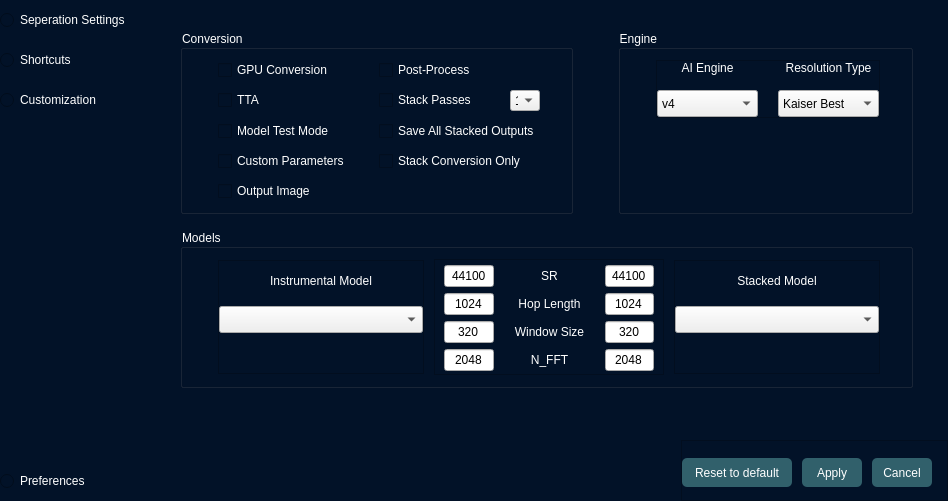
The window that src/resources/ui_files/settingswindow.ui (Anjok07/ultimatevocalremovergui) describes before a commit, drawn with Qt 5.
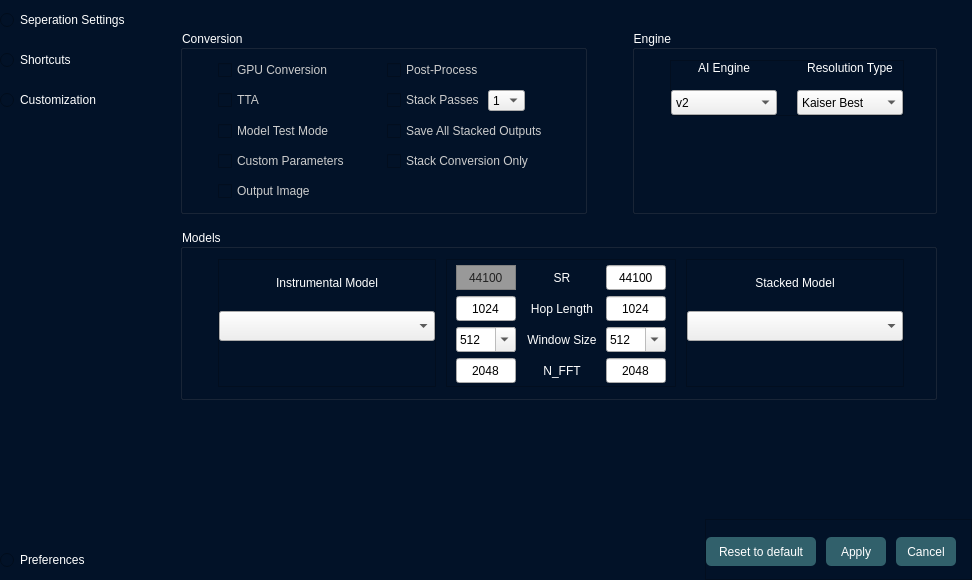
The same window after the commit. The open tabs and pages were chosen to show the change.

Patch:
```diff
--- a/src/resources/ui_files/settingswindow.ui
+++ b/src/resources/ui_files/settingswindow.ui
@@ -2,12 +2,15 @@
 <ui version="4.0">
  <class>SettingsWindow</class>
  <widget class="QWidget" name="SettingsWindow">
+  <property name="enabled">
+   <bool>true</bool>
+  </property>
   <property name="geometry">
    <rect>
     <x>0</x>
     <y>0</y>
-    <width>948</width>
-    <height>501</height>
+    <width>972</width>
+    <height>580</height>
    </rect>
   </property>
   <property name="windowTitle">
@@ -30,8 +33,13 @@
 	color: rgb(0, 0, 0);
 	background-color: none;
 }
-QLineEdit:disabled, QComboBox:disabled, QCheckBox:disabled {
-	color: rgb(60, 60, 60);
+QCheckBox {
+	color: #CCC;
+}
+QLineEdit:disabled {
+	color: #222;
+	border: 1px solid gray;
+	background-color: #999;
 }
 QComboBox QAbstractItemView {
     border: 2px solid rgb(49, 96, 107);
@@ -99,8 +107,7 @@
 QRadioButton[menu=&quot;true&quot;]::checked,
 QRadioButton[menu=&quot;true&quot;]::indicator::checked {
     background-color: rgb(2, 18, 40);
-}
-</string>
+}</string>
   </property>
   <layout class="QHBoxLayout" name="horizontalLayout" stretch="0,0">
    <property name="spacing">
@@ -303,7 +310,7 @@
        <number>0</number>
       </property>
       <item>
-       <widget class="QStackedWidget" name="stackedWidget_11">
+       <widget class="QStackedWidget" name="stackedWidget">
         <property name="frameShape">
          <enum>QFrame::NoFrame</enum>
         </property>
@@ -314,7 +321,7 @@
          <number>0</number>
         </property>
         <property name="currentIndex">
-         <number>3</number>
+         <number>0</number>
         </property>
         <widget class="QWidget" name="page_seperationSettings">
          <property name="styleSheet">
@@ -367,8 +374,8 @@
               <rect>
                <x>0</x>
                <y>0</y>
-               <width>768</width>
-               <height>440</height>
+               <width>792</width>
+               <height>519</height>
               </rect>
              </property>
              <property name="sizePolicy">
@@ -470,7 +477,7 @@
                       <property name="titleText" stdset="0">
                        <bool>true</bool>
                       </property>
-                      <layout class="QGridLayout" name="gridLayout">
+                      <layout class="QGridLayout" name="gridLayout" columnminimumwidth="0,167">
                        <property name="leftMargin">
                         <number>35</number>
                        </property>
@@ -503,8 +510,14 @@
                          </property>
                         </widget>
                        </item>
-                       <item row="1" column="1">
+                       <item row="1" column="1" alignment="Qt::AlignLeft">
                         <widget class="QFrame" name="frame_10">
+                         <property name="minimumSize">
+                          <size>
+                           <width>135</width>
+                           <height>21</height>
+                          </size>
+                         </property>
                          <property name="frameShape">
                           <enum>QFrame::NoFrame</enum>
                          </property>
@@ -514,7 +527,7 @@
                          <property name="lineWidth">
                           <number>0</number>
                          </property>
-                         <layout class="QHBoxLayout" name="horizontalLayout_3">
+                         <layout class="QHBoxLayout" name="horizontalLayout_3" stretch="0,0">
                           <property name="spacing">
                            <number>3</number>
                           </property>
@@ -530,8 +543,14 @@
                           <property name="bottomMargin">
                            <number>0</number>
                           </property>
-                          <item>
+                          <item alignment="Qt::AlignLeft">
                            <widget class="QCheckBox" name="checkBox_stackPasses">
+                            <property name="maximumSize">
+                             <size>
+                              <width>16777215</width>
+                              <height>16777215</height>
+                             </size>
+                            </property>
                             <property name="text">
                              <string>Stack Passes</string>
                             </property>
@@ -545,38 +564,67 @@
                               <verstretch>0</verstretch>
                              </sizepolicy>
                             </property>
+                            <property name="minimumSize">
+                             <size>
+                              <width>0</width>
+                              <height>0</height>
+                             </size>
+                            </property>
                             <property name="maximumSize">
                              <size>
-                              <width>30</width>
+                              <width>45</width>
                               <height>21</height>
                              </size>
                             </property>
-                            <property name="sizeAdjustPolicy">
-                             <enum>QComboBox::AdjustToContents</enum>
+                            <property name="currentText">
+                             <string notr="true">1</string>
                             </property>
+                            <property name="maxVisibleItems">
+                             <number>4</number>
+                            </property>
                             <item>
                              <property name="text">
-                              <string>1</string>
+                              <string notr="true">1</string>
                              </property>
                             </item>
                             <item>
                              <property name="text">
-                              <string>2</string>
+                              <string notr="true">2</string>
                              </property>
                             </item>
                             <item>
                              <property name="text">
-                              <string>3</string>
+                              <string notr="true">3</string>
                              </property>
                             </item>
                             <item>
                              <property name="text">
-                              <string>4</string>
+                              <string notr="true">4</string>
                              </property>
                             </item>
                             <item>
                              <property name="text">
-                              <string>5</string>
+                              <string notr="true">5</string>
+                             </property>
+                            </item>
+                            <item>
+                             <property name="text">
+                              <string notr="true">6</string>
+                             </property>
+                            </item>
+                            <item>
+                             <property name="text">
+                              <string notr="true">7</string>
+                             </property>
+                            </item>
+                            <item>
+                             <property name="text">
+                              <string notr="true">8</string>
+                             </property>
+                            </item>
+                            <item>
+                             <property name="text">
+                              <string notr="true">9</string>
                              </property>
                             </item>
                            </widget>
@@ -593,6 +641,9 @@
                        </item>
                        <item row="3" column="1">
                         <widget class="QCheckBox" name="checkBox_stackOnly">
+                         <property name="enabled">
+                          <bool>true</bool>
+                         </property>
                          <property name="text">
                           <string>Stack Conversion Only</string>
                          </property>
@@ -600,6 +651,9 @@
                        </item>
                        <item row="4" column="0">
                         <widget class="QCheckBox" name="checkBox_outputImage">
+                         <property name="toolTip">
+                          <string>Save spectogram of seperated music files</string>
+                         </property>
                          <property name="text">
                           <string>Output Image</string>
                          </property>
@@ -716,17 +770,17 @@
                             <property name="minimumSize">
                              <size>
                               <width>0</width>
-                              <height>27</height>
+                              <height>25</height>
                              </size>
                             </property>
                             <item>
                              <property name="text">
-                              <string comment="test" extracomment="a">v4</string>
+                              <string notr="true">v2</string>
                              </property>
                             </item>
                             <item>
                              <property name="text">
-                              <string>v2</string>
+                              <string notr="true">v4</string>
                              </property>
                             </item>
                            </widget>
@@ -736,22 +790,22 @@
                             <property name="minimumSize">
                              <size>
                               <width>0</width>
-                              <height>27</height>
+                              <height>25</height>
                              </size>
                             </property>
                             <item>
                              <property name="text">
-                              <string>Kaiser Best</string>
+                              <string notr="true">Kaiser Best</string>
                              </property>
                             </item>
                             <item>
                              <property name="text">
-                              <string>Kaiser Fast</string>
+                              <string notr="true">Kaiser Fast</string>
                              </property>
                             </item>
                             <item>
                              <property name="text">
-                              <string>Scipy</string>
+                              <string notr="true">Scipy</string>
                              </property>
                             </item>
                            </widget>
@@ -795,7 +849,7 @@
                    <property name="titleText" stdset="0">
                     <bool>true</bool>
                    </property>
-                   <layout class="QHBoxLayout" name="horizontalLayout_2">
+                   <layout class="QHBoxLayout" name="horizontalLayout_2" stretch="1,0,1">
                     <property name="spacing">
                      <number>10</number>
                     </property>
@@ -811,8 +865,8 @@
                     <property name="bottomMargin">
                      <number>10</number>
                     </property>
-                    <item alignment="Qt::AlignVCenter">
-                     <widget class="QFrame" name="frame_8">
+                    <item>
+                     <widget class="QFrame" name="frame_instrumentalComboBox">
                       <property name="frameShape">
                        <enum>QFrame::StyledPanel</enum>
                       </property>
@@ -858,11 +912,11 @@
                         </widget>
                        </item>
                        <item>
-                        <widget class="QComboBox" name="comboBox_resType_3">
+                        <widget class="QComboBox" name="comboBox_instrumental">
                          <property name="minimumSize">
                           <size>
                            <width>0</width>
-                           <height>27</height>
+                           <height>25</height>
                           </size>
                          </property>
                          <property name="maximumSize">
@@ -875,17 +929,20 @@
                           <bool>false</bool>
                          </property>
                          <property name="currentText">
-                          <string/>
+                          <string notr="true"/>
                          </property>
                          <property name="maxVisibleItems">
-                          <number>10</number>
+                          <number>5</number>
+                         </property>
+                         <property name="sizeAdjustPolicy">
+                          <enum>QComboBox::AdjustToMinimumContentsLengthWithIcon</enum>
                          </property>
                         </widget>
                        </item>
                       </layout>
                      </widget>
                     </item>
-                    <item>
+                    <item alignment="Qt::AlignLeft">
                      <widget class="QFrame" name="frame_constants">
                       <property name="sizePolicy">
                        <sizepolicy hsizetype="Maximum" vsizetype="Preferred">
@@ -895,7 +952,7 @@
                       </property>
                       <property name="minimumSize">
                        <size>
-                        <width>230</width>
+                        <width>0</width>
                         <height>0</height>
                        </size>
                       </property>
@@ -911,15 +968,156 @@
                       <property name="frameShadow">
                        <enum>QFrame::Raised</enum>
                       </property>
-                      <layout class="QGridLayout" name="gridLayout_5" columnstretch="1,2,1">
+                      <layout class="QGridLayout" name="gridLayout_5" columnstretch="1,0,0">
                        <property name="topMargin">
                         <number>5</number>
                        </property>
                        <property name="bottomMargin">
                         <number>3</number>
                        </property>
+                       <item row="2" column="2">
+                        <widget class="QComboBox" name="comboBox_winSize_stacked">
+                         <property name="minimumSize">
+                          <size>
+                           <width>0</width>
+                           <height>25</height>
+                          </size>
+                         </property>
+                         <property name="maximumSize">
+                          <size>
+                           <width>60</width>
+                           <height>25</height>
+                          </size>
+                         </property>
+                         <property name="editable">
+                          <bool>true</bool>
+                         </property>
+                         <property name="currentText">
+                          <string notr="true">512</string>
+                         </property>
+                         <property name="currentIndex">
+                          <number>2</number>
+                         </property>
+                         <property name="canEdit" stdset="0">
+                          <bool>true</bool>
+                         </property>
+                         <item>
+                          <property name="text">
+                           <string>272</string>
+                          </property>
+                         </item>
+                         <item>
+                          <property name="text">
+                           <string>320</string>
+                          </property>
+                         </item>
+                         <item>
+                          <property name="text">
+                           <string>512</string>
+                          </property>
+                         </item>
+                         <item>
+                          <property name="text">
+                           <string>1024</string>
+                          </property>
+                         </item>
+                        </widget>
+                       </item>
+                       <item row="1" column="1">
+                        <widget class="QLabel" name="label_hopLength">
+                         <property name="minimumSize">
+                          <size>
+                           <width>80</width>
+                           <height>0</height>
+                          </size>
+                         </property>
+                         <property name="maximumSize">
+                          <size>
+                           <width>80</width>
+                           <height>16777215</height>
+                          </size>
+                         </property>
+                         <property name="text">
+                          <string>Hop Length</string>
+                         </property>
+                         <property name="alignment">
+                          <set>Qt::AlignCenter</set>
+                         </property>
+                        </widget>
+                       </item>
+                       <item row="1" column="2">
+                        <widget class="QLineEdit" name="lineEdit_hopLength_stacked">
+                         <property name="minimumSize">
+                          <size>
+                           <width>60</width>
+                           <height>25</height>
+                          </size>
+                         </property>
+                         <property name="maximumSize">
+                          <size>
+                           <width>60</width>
+                           <height>25</height>
+                          </size>
+                         </property>
+                         <property name="text">
+                          <string notr="true">1024</string>
+                         </property>
+                         <property name="alignment">
+                          <set>Qt::AlignCenter</set>
+                         </property>
+                         <property name="dragEnabled">
+                          <bool>false</bool>
+                         </property>
+                         <property name="readOnly">
+                          <bool>false</bool>
+                         </property>
+                        </widget>
+                       </item>
+                       <item row="4" column="2">
+                        <widget class="QLineEdit" name="lineEdit_nfft_stacked">
+                         <property name="minimumSize">
+                          <size>
+                           <width>60</width>
+                           <height>25</height>
+                          </size>
+                         </property>
+                         <property name="maximumSize">
+                          <size>
+                           <width>60</width>
+                           <height>25</height>
+                          </size>
+                         </property>
+                         <property name="text">
+                          <string notr="true">2048</string>
+                         </property>
+                         <property name="alignment">
+                          <set>Qt::AlignCenter</set>
+                         </property>
+                         <property name="dragEnabled">
+                          <bool>false</bool>
+                         </property>
+                         <property name="readOnly">
+                          <bool>false</bool>
+                         </property>
+                        </widget>
+                       </item>
                        <item row="0" column="1">
                         <widget class="QLabel" name="label_sr">
+                         <property name="minimumSize">
+                          <size>
+                           <width>80</width>
+                           <height>0</height>
+                          </size>
+                         </property>
+                         <property name="maximumSize">
+                          <size>
+                           <width>80</width>
+                           <height>16777215</height>
+                          </size>
+                         </property>
+                         <property name="toolTip">
+                          <string>Sampling Rate</string>
+                         </property>
                          <property name="text">
                           <string>SR</string>
                          </property>
@@ -928,18 +1126,20 @@
                          </property>
                         </widget>
                        </item>
-                       <item row="5" column="1">
-                        <widget class="QLabel" name="label_nfft">
-                         <property name="text">
-                          <string>N_FFT</string>
-                         </property>
-                         <property name="alignment">
-                          <set>Qt::AlignCenter</set>
-                         </property>
-                        </widget>
-                       </item>
-                       <item row="4" column="1">
+                       <item row="2" column="1">
                         <widget class="QLabel" name="label_winSize">
+                         <property name="minimumSize">
+                          <size>
+                           <width>80</width>
+                           <height>0</height>
+                          </size>
+                         </property>
+                         <property name="maximumSize">
+                          <size>
+                           <width>80</width>
+                           <height>16777215</height>
+                          </size>
+                         </property>
                          <property name="text">
                           <string>Window Size</string>
                          </property>
@@ -948,30 +1148,22 @@
                          </property>
                         </widget>
                        </item>
-                       <item row="2" column="1">
-                        <widget class="QLabel" name="label_hopLength">
-                         <property name="text">
-                          <string>Hop Length</string>
+                       <item row="4" column="1">
+                        <widget class="QLabel" name="label_nfft">
+                         <property name="minimumSize">
+                          <size>
+                           <width>80</width>
+                           <height>0</height>
+                          </size>
                          </property>
-                         <property name="alignment">
-                          <set>Qt::AlignCenter</set>
+                         <property name="maximumSize">
+                          <size>
+                           <width>80</width>
+                           <height>16777215</height>
+                          </size>
                          </property>
-                        </widget>
-                       </item>
-                       <item row="5" column="0">
-                        <widget class="QLineEdit" name="lineEdit_instr_nfft">
                          <property name="text">
-                          <string>2048</string>
-                         </property>
-                         <property name="alignment">
-                          <set>Qt::AlignCenter</set>
-                         </property>
-                        </widget>
-                       </item>
-                       <item row="4" column="0">
-                        <widget class="QLineEdit" name="lineEdit_instr_winSize">
-                         <property name="text">
-                          <string>320</string>
+                          <string>N_FFT</string>
                          </property>
                          <property name="alignment">
                           <set>Qt::AlignCenter</set>
@@ -979,25 +1171,21 @@
                         </widget>
                        </item>
                        <item row="0" column="2">
-                        <widget class="QLineEdit" name="lineEdit_stack_sr">
-                         <property name="text">
-                          <string>44100</string>
+                        <widget class="QLineEdit" name="lineEdit_sr_stacked">
+                         <property name="minimumSize">
+                          <size>
+                           <width>60</width>
+                           <height>25</height>
+                          </size>
                          </property>
-                         <property name="alignment">
-                          <set>Qt::AlignCenter</set>
+                         <property name="maximumSize">
+                          <size>
+                           <width>60</width>
+                           <height>25</height>
+                          </size>
                          </property>
-                         <property name="dragEnabled">
-                          <bool>false</bool>
-                         </property>
-                         <property name="readOnly">
-                          <bool>false</bool>
-                         </property>
-                        </widget>
-                       </item>
-                       <item row="4" column="2">
-                        <widget class="QLineEdit" name="lineEdit_stack_winSize">
                          <property name="text">
-                          <string>320</string>
+                          <string notr="true">44100</string>
                          </property>
                          <property name="alignment">
                           <set>Qt::AlignCenter</set>
@@ -1010,52 +1198,25 @@
                          </property>
                         </widget>
                        </item>
-                       <item row="2" column="2">
-                        <widget class="QLineEdit" name="lineEdit_stack_hopLength">
-                         <property name="text">
-                          <string>1024</string>
-                         </property>
-                         <property name="alignment">
-                          <set>Qt::AlignCenter</set>
-                         </property>
-                         <property name="dragEnabled">
-                          <bool>false</bool>
-                         </property>
-                         <property name="readOnly">
-                          <bool>false</bool>
-                         </property>
-                        </widget>
-                       </item>
-                       <item row="5" column="2">
-                        <widget class="QLineEdit" name="lineEdit_stack_nfft">
-                         <property name="text">
-                          <string>2048</string>
-                         </property>
-                         <property name="alignment">
-                          <set>Qt::AlignCenter</set>
-                         </property>
-                         <property name="dragEnabled">
-                          <bool>false</bool>
-                         </property>
-                         <property name="readOnly">
-                          <bool>false</bool>
-                         </property>
-                        </widget>
-                       </item>
-                       <item row="2" column="0">
-                        <widget class="QLineEdit" name="lineEdit_instr_hopLength">
-                         <property name="text">
-                          <string>1024</string>
-                         </property>
-                         <property name="alignment">
-                          <set>Qt::AlignCenter</set>
-                         </property>
-                        </widget>
-                       </item>
                        <item row="0" column="0">
-                        <widget class="QLineEdit" name="lineEdit_instr_sr">
+                        <widget class="QLineEdit" name="lineEdit_sr">
+                         <property name="enabled">
+                          <bool>false</bool>
+                         </property>
+                         <property name="minimumSize">
+                          <size>
+                           <width>60</width>
+                           <height>25</height>
+                          </size>
+                         </property>
+                         <property name="maximumSize">
+                          <size>
+                           <width>60</width>
+                           <height>25</height>
+                          </size>
+                         </property>
                          <property name="text">
-                          <string>44100</string>
+                          <string notr="true">44100</string>
                          </property>
                          <property name="alignment">
                           <set>Qt::AlignCenter</set>
@@ -1068,11 +1229,103 @@
                          </property>
                         </widget>
                        </item>
+                       <item row="1" column="0">
+                        <widget class="QLineEdit" name="lineEdit_hopLength">
+                         <property name="minimumSize">
+                          <size>
+                           <width>60</width>
+                           <height>25</height>
+                          </size>
+                         </property>
+                         <property name="maximumSize">
+                          <size>
+                           <width>60</width>
+                           <height>25</height>
+                          </size>
+                         </property>
+                         <property name="text">
+                          <string notr="true">1024</string>
+                         </property>
+                         <property name="alignment">
+                          <set>Qt::AlignCenter</set>
+                         </property>
+                        </widget>
+                       </item>
+                       <item row="2" column="0">
+                        <widget class="QComboBox" name="comboBox_winSize">
+                         <property name="minimumSize">
+                          <size>
+                           <width>0</width>
+                           <height>25</height>
+                          </size>
+                         </property>
+                         <property name="maximumSize">
+                          <size>
+                           <width>60</width>
+                           <height>25</height>
+                          </size>
+                         </property>
+                         <property name="editable">
+                          <bool>true</bool>
+                         </property>
+                         <property name="currentText">
+                          <string notr="true">512</string>
+                         </property>
+                         <property name="currentIndex">
+                          <number>2</number>
+                         </property>
+                         <property name="canEdit" stdset="0">
+                          <bool>true</bool>
+                         </property>
+                         <item>
+                          <property name="text">
+                           <string>272</string>
+                          </property>
+                         </item>
+                         <item>
+                          <property name="text">
+                           <string>320</string>
+                          </property>
+                         </item>
+                         <item>
+                          <property name="text">
+                           <string>512</string>
+                          </property>
+                         </item>
+                         <item>
+                          <property name="text">
+                           <string>1024</string>
+                          </property>
+                         </item>
+                        </widget>
+                       </item>
+                       <item row="4" column="0">
+                        <widget class="QLineEdit" name="lineEdit_nfft">
+                         <property name="minimumSize">
+                          <size>
+                           <width>60</width>
+                           <height>25</height>
+                          </size>
+                         </property>
+                         <property name="maximumSize">
+                          <size>
+                           <width>60</width>
+                           <height>25</height>
+                          </size>
+                         </property>
+                         <property name="text">
+                          <string notr="true">2048</string>
+                         </property>
+                         <property name="alignment">
+                          <set>Qt::AlignCenter</set>
+                         </property>
+                        </widget>
+                       </item>
                       </layout>
                      </widget>
                     </item>
-                    <item alignment="Qt::AlignVCenter">
-                     <widget class="QFrame" name="frame_9">
+                    <item>
+                     <widget class="QFrame" name="frame_stackComboBox">
                       <property name="frameShape">
                        <enum>QFrame::StyledPanel</enum>
                       </property>
@@ -1118,11 +1371,14 @@
                         </widget>
                        </item>
                        <item>
-                        <widget class="QComboBox" name="comboBox_resType_5">
+                        <widget class="QComboBox" name="comboBox_stacked">
+                         <property name="enabled">
+                          <bool>true</bool>
+                         </property>
                          <property name="minimumSize">
                           <size>
                            <width>0</width>
-                           <height>27</height>
+                           <height>25</height>
                           </size>
                          </property>
                          <property name="maximumSize">
@@ -1135,10 +1391,13 @@
                           <bool>false</bool>
                          </property>
                          <property name="currentText">
-                          <string/>
+                          <string notr="true"/>
                          </property>
                          <property name="maxVisibleItems">
-                          <number>10</number>
+                          <number>5</number>
+                         </property>
+                         <property name="sizeAdjustPolicy">
+                          <enum>QComboBox::AdjustToMinimumContentsLengthWithIcon</enum>
                          </property>
                         </widget>
                        </item>
@@ -1270,8 +1529,8 @@
               <rect>
                <x>0</x>
                <y>0</y>
-               <width>768</width>
-               <height>440</height>
+               <width>98</width>
+               <height>40</height>
               </rect>
              </property>
              <property name="styleSheet">
@@ -1350,8 +1609,8 @@
               <rect>
                <x>0</x>
                <y>0</y>
-               <width>768</width>
-               <height>440</height>
+               <width>600</width>
+               <height>371</height>
               </rect>
              </property>
              <property name="minimumSize">
@@ -1549,7 +1808,7 @@
                                   <property name="minimumSize">
                                    <size>
                                     <width>0</width>
-                                    <height>27</height>
+                                    <height>25</height>
                                    </size>
                                   </property>
                                   <item>
@@ -1601,24 +1860,71 @@
                            </widget>
                           </item>
                           <item>
-                           <widget class="QCheckBox" name="checkBox_notifyUpdates">
-                            <property name="text">
-                             <string>Notify me of updates</string>
+                           <widget class="QFrame" name="frame_8">
+                            <property name="frameShape">
+                             <enum>QFrame::NoFrame</enum>
                             </property>
-                           </widget>
-                          </item>
-                          <item>
-                           <widget class="QCheckBox" name="checkBox_enableShortcuts">
-                            <property name="text">
-                             <string>Enable Shortcuts</string>
+                            <property name="frameShadow">
+                             <enum>QFrame::Raised</enum>
                             </property>
-                           </widget>
-                          </item>
-                          <item>
-                           <widget class="QCheckBox" name="checkBox_disableAnimations">
-                            <property name="text">
-                             <string>Disable Animations</string>
+                            <property name="lineWidth">
+                             <number>0</number>
                             </property>
+                            <layout class="QGridLayout" name="gridLayout_4" columnstretch="0,0">
+                             <property name="leftMargin">
+                              <number>0</number>
+                             </property>
+                             <property name="topMargin">
+                              <number>5</number>
+                             </property>
+                             <property name="rightMargin">
+                              <number>0</number>
+                             </property>
+                             <property name="bottomMargin">
+                              <number>0</number>
+                             </property>
+                             <property name="horizontalSpacing">
+                              <number>0</number>
+                             </property>
+                             <property name="verticalSpacing">
+                              <number>10</number>
+                             </property>
+                             <item row="2" column="0">
+                              <widget class="QCheckBox" name="checkBox_settingsStartup">
+                               <property name="text">
+                                <string>Open Settings on Startup</string>
+                               </property>
+                              </widget>
+                             </item>
+                             <item row="4" column="0">
+                              <widget class="QCheckBox" name="checkBox_disableAnimations">
+                               <property name="text">
+                                <string>Disable Animations</string>
+                               </property>
+                              </widget>
+                             </item>
+                             <item row="4" column="1">
+                              <widget class="QCheckBox" name="checkBox_disableShortcuts">
+                               <property name="text">
+                                <string>Disable Shortcuts</string>
+                               </property>
+                              </widget>
+                             </item>
+                             <item row="0" column="0" colspan="2">
+                              <widget class="QCheckBox" name="checkBox_notifiyOnFinish">
+                               <property name="text">
+                                <string>Notify me on finish of seperation</string>
+                               </property>
+                              </widget>
+                             </item>
+                             <item row="1" column="0" colspan="2">
+                              <widget class="QCheckBox" name="checkBox_notifyUpdates">
+                               <property name="text">
+                                <string>Notify me of application updates</string>
+                               </property>
+                              </widget>
+                             </item>
+                            </layout>
                            </widget>
                           </item>
                          </layout>
@@ -1640,7 +1946,7 @@
                          </property>
                          <layout class="QFormLayout" name="formLayout">
                           <property name="fieldGrowthPolicy">
-                           <enum>QFormLayout::ExpandingFieldsGrow</enum>
+                           <enum>QFormLayout::AllNonFixedFieldsGrow</enum>
                           </property>
                           <property name="rowWrapPolicy">
                            <enum>QFormLayout::DontWrapRows</enum>
@@ -1752,7 +2058,7 @@
                              </sizepolicy>
                             </property>
                             <property name="text">
-                             <string>B:/Downloads</string>
+                             <string notr="true">B:/Downloads</string>
                             </property>
                             <property name="textFormat">
                              <enum>Qt::AutoText</enum>
```
